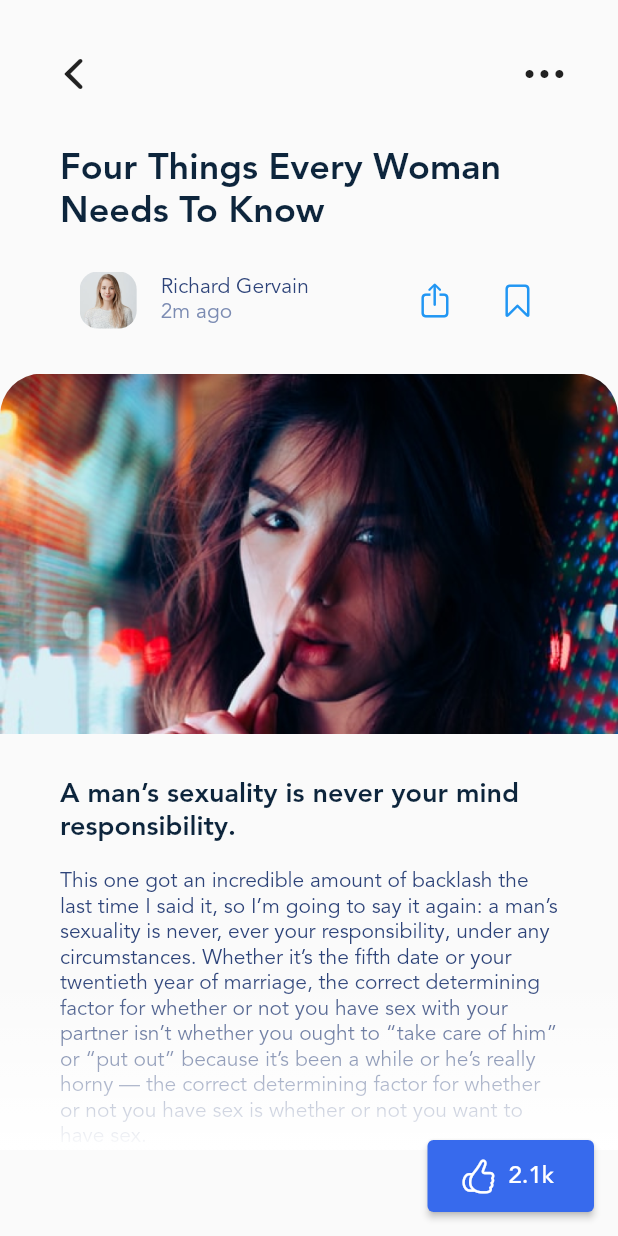
After one commit to peymansf2000/blog_club_UI, a Flutter app: the ArticleScreen screen opened directly, on a phone screen of 412 x 824 dp. The commit adds this screen. Run offline on Flutter 3.47's test engine with Material 2 defaults, Android fonts, the phone set to English and light mode, and no system bars; our stand-ins replace carousel_slider, flutter_svg, gradient_borders, smooth_page_indicator.

Commit message:
Add ArticleScreen

```diff
--- /dev/null
+++ b/lib/article.dart
@@ -0,0 +1,176 @@
+import 'package:flutter/cupertino.dart';
+import 'package:flutter/material.dart';
+import 'package:flutter/widgets.dart';
+
+class ArticleScreen extends StatelessWidget {
+  const ArticleScreen({Key? key}) : super(key: key);
+  @override
+  Widget build(BuildContext context) {
+    return Scaffold(
+      floatingActionButton: ElevatedButton(
+        style: const ButtonStyle(
+          maximumSize: MaterialStatePropertyAll(
+            Size(111, 48),
+          ),
+          minimumSize: MaterialStatePropertyAll(
+            Size(111, 48),
+          ),
+        ),
+        onPressed: () {
+showSnacBar(context, 'Like butten is clicked');
+        },
+        child: const Row(
+          children: [
+            SizedBox(
+              width: 6,
+            ),
+            Icon(CupertinoIcons.hand_thumbsup),
+            SizedBox(
+              width: 8,
+            ),
+            Text(
+              '2.1k',
+              style: TextStyle(
+                color: Colors.white,
+                fontSize: 16,
+                fontFamily: 'Avenir',
+                fontWeight: FontWeight.w500,
+              ),
+            )
+          ],
+        ),
+      ),
+      body: SafeArea(
+          child: Stack(children: [
+        SingleChildScrollView(
+            child: Column(
+          crossAxisAlignment: CrossAxisAlignment.start,
+          children: [
+            Row(
+              mainAxisAlignment: MainAxisAlignment.spaceBetween,
+              children: [
+                Padding(
+                  padding: const EdgeInsets.all(25.0),
+                  child: IconButton(
+                      onPressed: () {},
+                      icon: const Icon(
+                        CupertinoIcons.back,
+                        size: 32,
+                      )),
+                ),
+                Padding(
+                  padding: const EdgeInsets.all(25.0),
+                  child: IconButton(
+                      onPressed: () {},
+                      icon: const Icon(
+                        CupertinoIcons.ellipsis,
+                        size: 32,
+                      )),
+                )
+              ],
+            ),
+            Padding(
+              padding: const EdgeInsets.fromLTRB(40, 0, 40, 0),
+              child: Text(
+                'Four Things Every Woman Needs To Know',
+                style: Theme.of(context).textTheme.titleLarge,
+              ),
+            ),
+            Padding(
+              padding: const EdgeInsets.fromLTRB(30, 20, 20, 10),
+              child: Row(
+                mainAxisAlignment: MainAxisAlignment.center,
+                children: [
+                  ClipRRect(
+                    borderRadius: BorderRadius.circular(12),
+                    child: Image.asset(
+                      'assets/img/stories/story_4.jpg',
+                      width: 38,
+                      height: 38,
+                    ),
+                  ),
+                  SizedBox(
+                    width: 16,
+                  ),
+                  Column(
+                    crossAxisAlignment: CrossAxisAlignment.start,
+                    children: [
+                      Text('Richard Gervain',
+                          style: Theme.of(context).textTheme.bodyLarge),
+                      Text(
+                        '2m ago',
+                        style: Theme.of(context).textTheme.bodyLarge?.copyWith(
+                              color: Color(0xFF7B8BB2),
+                              fontWeight: FontWeight.w400,
+                            ),
+                      )
+                    ],
+                  ),
+                  SizedBox(
+                    width: 60,
+                  ),
+                  IconButton(onPressed:(){ showSnacBar(context, 'Share button is clicked'); } ,icon:Icon(CupertinoIcons.share, color: Colors.blue)),
+                  SizedBox(
+                    width: 7,
+                  ),
+                  IconButton(
+                    icon: Icon(
+                      CupertinoIcons.bookmark,
+                      color: Colors.blue,
+                    ), onPressed: () { showSnacBar(context, 'Bookmark button is clicked'); },
+                  )
+                ],
+              ),
+            ),
+            SizedBox(
+              height: 15,
+            ),
+            ClipRRect(
+                borderRadius: BorderRadius.only(
+                    topLeft: Radius.circular(28),
+                    topRight: Radius.circular(28)),
+                child: Image.asset(
+                  'assets/img/background/single_post.png',
+                )),
+            Padding(
+              padding: const EdgeInsets.fromLTRB(40, 30, 40, 16),
+              child: Text(
+                "A man’s sexuality is never your mind responsibility.",
+                style: Theme.of(context)
+                    .textTheme
+                    .titleLarge
+                    ?.copyWith(fontSize: 18),
+              ),
+            ),
+            Padding(
+              padding: const EdgeInsets.fromLTRB(40, 0, 40, 0),
+              child: Text(
+                "This one got an incredible amount of backlash the last time I said it, so I’m going to say it again: a man’s sexuality is never, ever your responsibility, under any circumstances. Whether it’s the fifth date or your twentieth year of marriage, the correct determining factor for whether or not you have sex with your partner isn’t whether you ought to “take care of him” or “put out” because it’s been a while or he’s really horny — the correct determining factor for whether or not you have sex is whether or not you want to have sex.",
+                style: Theme.of(context).textTheme.bodyLarge,
+              ),
+            )
+          ],
+        )),
+        Positioned(
+          bottom: 0,
+          child: Container(
+            width: MediaQuery.of(context).size.width,
+            height: 116,
+            decoration: BoxDecoration(
+                gradient: LinearGradient(
+              begin: Alignment.bottomCenter,
+              end: Alignment.topCenter,
+              colors: [
+                Theme.of(context).colorScheme.surface,
+                Theme.of(context).colorScheme.surface.withOpacity(0),
+              ],
+            )),
+          ),
+        ),
+      ])),
+    );
+  }
+  void showSnacBar(BuildContext context, String message){
+    ScaffoldMessenger.of(context).showSnackBar(SnackBar(content: Text(message)));
+  }
+}
--- a/lib/main.dart
+++ b/lib/main.dart
@@ -1,3 +1,4 @@
+import 'package:blog_club/article.dart';
 import 'package:blog_club/splash.dart';
 import 'package:flutter/material.dart';
 // import 'package:blog_club/onboarding.dart';
@@ -16,6 +17,7 @@ class MyApp extends StatelessWidget {
       debugShowCheckedModeBanner: false,
       title: 'Blog Club',
       theme: ThemeData(
+        appBarTheme: AppBarTheme(backgroundColor: Color(0xFFF4F7FF)),
         colorScheme: const ColorScheme.light(
             primary: Color(0xFF376AED),
             onPrimary: Colors.white,
@@ -46,6 +48,11 @@ class MyApp extends StatelessWidget {
               fontFamily: 'Avenir',
               fontWeight: FontWeight.w800,
             ),
+            bodyLarge: TextStyle(
+                color: Color(0xFF2D4379),
+                fontSize: 14,
+                fontFamily: 'Avenir',
+                fontWeight: FontWeight.w400),
             bodyMedium: TextStyle(
               color: primaryTextColor,
               fontSize: 14,
```
Also changed, not shown: assets/img/background/single_post.png (added).
